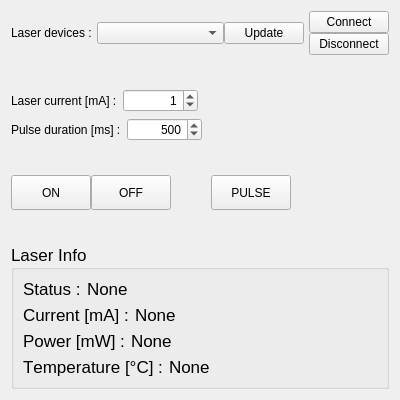
Old version of the form src/ipscontrol/Ui/laser_control.ui in the repository lumed-mtl/lumed_ips.
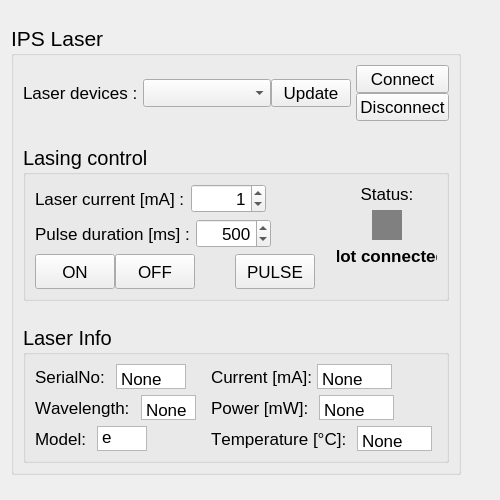
New version of the form.

Commit message:
PlainText instead of labels and new status display
First commit without hardware to debug

Diff of the .ui file:
```diff
--- a/src/ipscontrol/Ui/laser_control.ui
+++ b/src/ipscontrol/Ui/laser_control.ui
@@ -6,14 +6,14 @@
    <rect>
     <x>0</x>
     <y>0</y>
-    <width>400</width>
-    <height>400</height>
+    <width>500</width>
+    <height>500</height>
    </rect>
   </property>
   <property name="minimumSize">
    <size>
-    <width>400</width>
-    <height>380</height>
+    <width>500</width>
+    <height>500</height>
    </size>
   </property>
   <property name="windowTitle">
@@ -21,6 +21,40 @@
   </property>
   <layout class="QVBoxLayout" name="verticalLayout_5">
    <item>
+    <widget class="QGroupBox" name="groupBox_laser_control">
+     <property name="enabled">
+      <bool>true</bool>
+     </property>
+     <property name="sizePolicy">
+      <sizepolicy hsizetype="Fixed" vsizetype="Fixed">
+       <horstretch>0</horstretch>
+       <verstretch>0</verstretch>
+      </sizepolicy>
+     </property>
+     <property name="minimumSize">
+      <size>
+       <width>450</width>
+       <height>400</height>
+      </size>
+     </property>
+     <property name="maximumSize">
+      <size>
+       <width>450</width>
+       <height>450</height>
+      </size>
+     </property>
+     <property name="font">
+      <font>
+       <pointsize>16</pointsize>
+       <weight>50</weight>
+       <bold>false</bold>
+      </font>
+     </property>
+     <property name="title">
+      <string>IPS Laser</string>
+     </property>
+     <layout class="QVBoxLayout" name="verticalLayout_2">
+      <item>
     <layout class="QVBoxLayout" name="verticalLayout_4">
      <item>
       <layout class="QHBoxLayout" name="horizontalLayout" stretch="0,1,0">
@@ -29,6 +63,13 @@
        </property>
        <item>
         <widget class="QLabel" name="label_devices">
+            <property name="font">
+             <font>
+              <pointsize>13</pointsize>
+              <weight>50</weight>
+              <bold>false</bold>
+             </font>
+            </property>
          <property name="text">
           <string>Laser devices :</string>
          </property>
@@ -40,10 +81,25 @@
           <number>0</number>
          </property>
          <item>
-          <widget class="QComboBox" name="comboBox_devices"/>
+             <widget class="QComboBox" name="comboBox_devices">
+              <property name="font">
+               <font>
+                <pointsize>13</pointsize>
+                <weight>50</weight>
+                <bold>false</bold>
+               </font>
+              </property>
+             </widget>
          </item>
          <item>
           <widget class="QPushButton" name="pushButton_update">
+              <property name="font">
+               <font>
+                <pointsize>13</pointsize>
+                <weight>50</weight>
+                <bold>false</bold>
+               </font>
+              </property>
            <property name="text">
             <string>Update</string>
            </property>
@@ -58,6 +114,13 @@
          </property>
          <item>
           <widget class="QPushButton" name="pushButton_connect">
+              <property name="font">
+               <font>
+                <pointsize>13</pointsize>
+                <weight>50</weight>
+                <bold>false</bold>
+               </font>
+              </property>
            <property name="text">
             <string>Connect</string>
            </property>
@@ -65,6 +128,13 @@
          </item>
          <item>
           <widget class="QPushButton" name="pushButton_disconnect">
+              <property name="font">
+               <font>
+                <pointsize>13</pointsize>
+                <weight>50</weight>
+                <bold>false</bold>
+               </font>
+              </property>
            <property name="text">
             <string>Disconnect</string>
            </property>
@@ -88,21 +158,31 @@
       </spacer>
      </item>
      <item>
-      <layout class="QVBoxLayout" name="verticalLayout_3">
-       <property name="spacing">
-        <number>6</number>
-       </property>
-       <item>
+         <widget class="QGroupBox" name="groupBox_lasing">
+          <property name="font">
+           <font>
+            <pointsize>15</pointsize>
+            <weight>50</weight>
+            <bold>false</bold>
+           </font>
+          </property>
+          <property name="title">
+           <string>Lasing control</string>
+          </property>
         <layout class="QHBoxLayout" name="horizontalLayout_2">
-         <property name="spacing">
-          <number>6</number>
-         </property>
-        </layout>
-       </item>
+           <item>
+            <layout class="QVBoxLayout" name="verticalLayout_9">
        <item>
         <layout class="QHBoxLayout" name="horizontalLayout_3">
          <item>
           <widget class="QLabel" name="label_current_spinbox">
+                 <property name="font">
+                  <font>
+                   <pointsize>13</pointsize>
+                   <weight>50</weight>
+                   <bold>false</bold>
+                  </font>
+                 </property>
            <property name="text">
             <string>Laser current [mA] :</string>
            </property>
@@ -116,6 +196,13 @@
              <height>0</height>
             </size>
            </property>
+                 <property name="font">
+                  <font>
+                   <pointsize>13</pointsize>
+                   <weight>50</weight>
+                   <bold>false</bold>
+                  </font>
+                 </property>
            <property name="alignment">
             <set>Qt::AlignRight|Qt::AlignTrailing|Qt::AlignVCenter</set>
            </property>
@@ -149,6 +236,13 @@
            <property name="enabled">
             <bool>true</bool>
            </property>
+                 <property name="font">
+                  <font>
+                   <pointsize>13</pointsize>
+                   <weight>50</weight>
+                   <bold>false</bold>
+                  </font>
+                 </property>
            <property name="text">
             <string>Pulse duration [ms] :</string>
            </property>
@@ -162,6 +256,13 @@
              <height>0</height>
             </size>
            </property>
+                 <property name="font">
+                  <font>
+                   <pointsize>13</pointsize>
+                   <weight>50</weight>
+                   <bold>false</bold>
+                  </font>
+                 </property>
            <property name="layoutDirection">
             <enum>Qt::LeftToRight</enum>
            </property>
@@ -194,21 +295,6 @@
          </item>
         </layout>
        </item>
-      </layout>
-     </item>
-     <item>
-      <spacer name="verticalSpacer_3">
-       <property name="orientation">
-        <enum>Qt::Vertical</enum>
-       </property>
-       <property name="sizeHint" stdset="0">
-        <size>
-         <width>20</width>
-         <height>40</height>
-        </size>
-       </property>
-      </spacer>
-     </item>
      <item>
       <layout class="QHBoxLayout" name="horizontalLayout_onoff">
        <property name="spacing">
@@ -237,6 +323,13 @@
            <height>35</height>
           </size>
          </property>
+                 <property name="font">
+                  <font>
+                   <pointsize>13</pointsize>
+                   <weight>50</weight>
+                   <bold>false</bold>
+                  </font>
+                 </property>
          <property name="text">
           <string>ON</string>
          </property>
@@ -256,6 +349,13 @@
            <height>35</height>
           </size>
          </property>
+                 <property name="font">
+                  <font>
+                   <pointsize>13</pointsize>
+                   <weight>50</weight>
+                   <bold>false</bold>
+                  </font>
+                 </property>
          <property name="text">
           <string>OFF</string>
          </property>
@@ -291,13 +391,20 @@
            <height>35</height>
           </size>
          </property>
+                 <property name="font">
+                  <font>
+                   <pointsize>13</pointsize>
+                   <weight>50</weight>
+                   <bold>false</bold>
+                  </font>
+                 </property>
          <property name="text">
           <string>PULSE</string>
          </property>
         </widget>
        </item>
        <item>
-        <spacer name="horizontalSpacer_4">
+                <spacer name="horizontalSpacer_2">
          <property name="orientation">
           <enum>Qt::Horizontal</enum>
          </property>
@@ -309,6 +416,129 @@
          </property>
         </spacer>
        </item>
+              </layout>
+             </item>
+            </layout>
+           </item>
+           <item>
+            <layout class="QVBoxLayout" name="verticalLayout_6">
+             <item>
+              <widget class="QLabel" name="label_status_title">
+               <property name="font">
+                <font>
+                 <pointsize>13</pointsize>
+                 <weight>50</weight>
+                 <bold>false</bold>
+                </font>
+               </property>
+               <property name="text">
+                <string>Status:</string>
+               </property>
+               <property name="alignment">
+                <set>Qt::AlignCenter</set>
+               </property>
+              </widget>
+             </item>
+             <item>
+              <layout class="QHBoxLayout" name="horizontalLayout_12">
+               <item>
+                <widget class="QLabel" name="label_led_status">
+                 <property name="sizePolicy">
+                  <sizepolicy hsizetype="Fixed" vsizetype="Fixed">
+                   <horstretch>0</horstretch>
+                   <verstretch>0</verstretch>
+                  </sizepolicy>
+                 </property>
+                 <property name="minimumSize">
+                  <size>
+                   <width>30</width>
+                   <height>30</height>
+                  </size>
+                 </property>
+                 <property name="maximumSize">
+                  <size>
+                   <width>30</width>
+                   <height>30</height>
+                  </size>
+                 </property>
+                 <property name="font">
+                  <font>
+                   <pointsize>13</pointsize>
+                   <weight>50</weight>
+                   <bold>false</bold>
+                  </font>
+                 </property>
+                 <property name="autoFillBackground">
+                  <bool>false</bool>
+                 </property>
+                 <property name="styleSheet">
+                  <string notr="true">QLabel { background-color : grey }</string>
+                 </property>
+                 <property name="text">
+                  <string/>
+                 </property>
+                 <property name="scaledContents">
+                  <bool>false</bool>
+                 </property>
+                 <property name="alignment">
+                  <set>Qt::AlignCenter</set>
+                 </property>
+                </widget>
+               </item>
+              </layout>
+             </item>
+             <item>
+              <widget class="QLabel" name="label_status">
+               <property name="minimumSize">
+                <size>
+                 <width>100</width>
+                 <height>0</height>
+                </size>
+               </property>
+               <property name="maximumSize">
+                <size>
+                 <width>16777215</width>
+                 <height>16777215</height>
+                </size>
+               </property>
+               <property name="font">
+                <font>
+                 <pointsize>13</pointsize>
+                 <weight>75</weight>
+                 <bold>true</bold>
+                </font>
+               </property>
+               <property name="text">
+                <string>Not connected</string>
+               </property>
+               <property name="alignment">
+                <set>Qt::AlignCenter</set>
+               </property>
+              </widget>
+             </item>
+             <item>
+              <spacer name="verticalSpacer_3">
+               <property name="orientation">
+                <enum>Qt::Vertical</enum>
+               </property>
+               <property name="sizeHint" stdset="0">
+                <size>
+                 <width>20</width>
+                 <height>40</height>
+                </size>
+               </property>
+              </spacer>
+             </item>
+            </layout>
+           </item>
+          </layout>
+         </widget>
+        </item>
+        <item>
+         <layout class="QVBoxLayout" name="verticalLayout_3">
+          <property name="spacing">
+           <number>6</number>
+          </property>
       </layout>
      </item>
      <item>
@@ -328,7 +558,7 @@
       <widget class="QGroupBox" name="groupBox">
        <property name="font">
         <font>
-         <pointsize>13</pointsize>
+            <pointsize>15</pointsize>
          <weight>50</weight>
          <bold>false</bold>
          <kerning>false</kerning>
@@ -343,28 +573,231 @@
        <property name="checkable">
         <bool>false</bool>
        </property>
-       <layout class="QVBoxLayout" name="verticalLayout_Info">
+          <layout class="QHBoxLayout" name="horizontalLayout_11">
+           <item>
+            <layout class="QVBoxLayout" name="verticalLayout_7">
+             <item>
+              <layout class="QHBoxLayout" name="horizontalLayout_7">
+               <item>
+                <widget class="QLabel" name="label_serialno">
+                 <property name="font">
+                  <font>
+                   <pointsize>13</pointsize>
+                   <weight>50</weight>
+                   <bold>false</bold>
+                   <kerning>false</kerning>
+                  </font>
+                 </property>
+                 <property name="text">
+                  <string>SerialNo: </string>
+                 </property>
+                </widget>
+               </item>
+               <item>
+                <widget class="QPlainTextEdit" name="plainTextEdit_serialno">
+                 <property name="sizePolicy">
+                  <sizepolicy hsizetype="Preferred" vsizetype="Preferred">
+                   <horstretch>0</horstretch>
+                   <verstretch>0</verstretch>
+                  </sizepolicy>
+                 </property>
+                 <property name="minimumSize">
+                  <size>
+                   <width>0</width>
+                   <height>0</height>
+                  </size>
+                 </property>
+                 <property name="maximumSize">
+                  <size>
+                   <width>75</width>
+                   <height>25</height>
+                  </size>
+                 </property>
+                 <property name="font">
+                  <font>
+                   <pointsize>13</pointsize>
+                   <weight>50</weight>
+                   <bold>false</bold>
+                   <kerning>false</kerning>
+                  </font>
+                 </property>
+                 <property name="autoFillBackground">
+                  <bool>false</bool>
+                 </property>
+                 <property name="verticalScrollBarPolicy">
+                  <enum>Qt::ScrollBarAlwaysOff</enum>
+                 </property>
+                 <property name="horizontalScrollBarPolicy">
+                  <enum>Qt::ScrollBarAlwaysOff</enum>
+                 </property>
+                 <property name="sizeAdjustPolicy">
+                  <enum>QAbstractScrollArea::AdjustToContents</enum>
+                 </property>
+                 <property name="plainText">
+                  <string>None</string>
+                 </property>
+                 <property name="textInteractionFlags">
+                  <set>Qt::NoTextInteraction</set>
+                 </property>
+                </widget>
+               </item>
+               <item>
+                <spacer name="horizontalSpacer_12">
+                 <property name="orientation">
+                  <enum>Qt::Horizontal</enum>
+                 </property>
+                 <property name="sizeHint" stdset="0">
+                  <size>
+                   <width>40</width>
+                   <height>20</height>
+                  </size>
+                 </property>
+                </spacer>
+               </item>
+              </layout>
+             </item>
+             <item>
+              <layout class="QHBoxLayout" name="horizontalLayout_details">
+               <item>
+                <widget class="QLabel" name="label_wavelenght">
+                 <property name="font">
+                  <font>
+                   <pointsize>13</pointsize>
+                   <weight>50</weight>
+                   <bold>false</bold>
+                   <kerning>false</kerning>
+                  </font>
+                 </property>
+                 <property name="text">
+                  <string>Wavelength: </string>
+                 </property>
+                </widget>
+               </item>
+               <item>
+                <widget class="QPlainTextEdit" name="plainTextEdit_wavelength">
+                 <property name="sizePolicy">
+                  <sizepolicy hsizetype="Minimum" vsizetype="Minimum">
+                   <horstretch>0</horstretch>
+                   <verstretch>0</verstretch>
+                  </sizepolicy>
+                 </property>
+                 <property name="minimumSize">
+                  <size>
+                   <width>0</width>
+                   <height>0</height>
+                  </size>
+                 </property>
+                 <property name="maximumSize">
+                  <size>
+                   <width>55</width>
+                   <height>25</height>
+                  </size>
+                 </property>
+                 <property name="font">
+                  <font>
+                   <pointsize>13</pointsize>
+                   <weight>50</weight>
+                   <bold>false</bold>
+                   <kerning>false</kerning>
+                  </font>
+                 </property>
+                 <property name="verticalScrollBarPolicy">
+                  <enum>Qt::ScrollBarAlwaysOff</enum>
+                 </property>
+                 <property name="horizontalScrollBarPolicy">
+                  <enum>Qt::ScrollBarAlwaysOff</enum>
+                 </property>
+                 <property name="sizeAdjustPolicy">
+                  <enum>QAbstractScrollArea::AdjustToContents</enum>
+                 </property>
+                 <property name="plainText">
+                  <string>None</string>
+                 </property>
+                 <property name="textInteractionFlags">
+                  <set>Qt::NoTextInteraction</set>
+                 </property>
+                </widget>
+               </item>
+               <item>
+                <spacer name="horizontalSpacer_4">
+                 <property name="orientation">
+                  <enum>Qt::Horizontal</enum>
+                 </property>
+                 <property name="sizeHint" stdset="0">
+                  <size>
+                   <width>40</width>
+                   <height>20</height>
+                  </size>
+                 </property>
+                </spacer>
+               </item>
+              </layout>
+             </item>
         <item>
          <layout class="QHBoxLayout" name="horizontalLayout_5">
+               <property name="spacing">
+                <number>-1</number>
+               </property>
           <item>
-           <widget class="QLabel" name="label_status_title">
+                <widget class="QLabel" name="label_model">
+                 <property name="font">
+                  <font>
+                   <pointsize>13</pointsize>
+                   <weight>50</weight>
+                   <bold>false</bold>
+                   <kerning>false</kerning>
+                  </font>
+                 </property>
             <property name="text">
-             <string>Status :</string>
+                  <string>Model: </string>
             </property>
            </widget>
           </item>
           <item>
-           <widget class="QLabel" name="label_status">
-            <property name="text">
-             <string>None</string>
-            </property>
-            <property name="alignment">
-             <set>Qt::AlignLeading|Qt::AlignLeft|Qt::AlignVCenter</set>
-            </property>
+                <widget class="QPlainTextEdit" name="plainTextEdit_model">
+                 <property name="sizePolicy">
+                  <sizepolicy hsizetype="Preferred" vsizetype="Preferred">
+                   <horstretch>0</horstretch>
+                   <verstretch>0</verstretch>
+                  </sizepolicy>
+                 </property>
+                 <property name="minimumSize">
+                  <size>
+                   <width>0</width>
+                   <height>0</height>
+                  </size>
+                 </property>
+                 <property name="maximumSize">
+                  <size>
+                   <width>50</width>
+                   <height>25</height>
+                  </size>
+                 </property>
+                 <property name="font">
+                  <font>
+                   <pointsize>13</pointsize>
+                   <weight>50</weight>
+                   <bold>false</bold>
+                   <kerning>false</kerning>
+                  </font>
+                 </property>
+                 <property name="verticalScrollBarPolicy">
+                  <enum>Qt::ScrollBarAlwaysOff</enum>
+                 </property>
+                 <property name="horizontalScrollBarPolicy">
+                  <enum>Qt::ScrollBarAlwaysOff</enum>
+                 </property>
+                 <property name="plainText">
+                  <string>None
+</string>
+                 </property>
+                 <property name="textInteractionFlags">
+                  <set>Qt::NoTextInteraction</set>
+                 </property>
            </widget>
           </item>
           <item>
-           <spacer name="horizontalSpacer_2">
+                <spacer name="horizontalSpacer_5">
             <property name="orientation">
              <enum>Qt::Horizontal</enum>
             </property>
@@ -378,27 +811,87 @@
           </item>
          </layout>
         </item>
+            </layout>
+           </item>
+           <item>
+            <spacer name="horizontalSpacer_3">
+             <property name="orientation">
+              <enum>Qt::Horizontal</enum>
+             </property>
+             <property name="sizeHint" stdset="0">
+              <size>
+               <width>40</width>
+               <height>20</height>
+              </size>
+             </property>
+            </spacer>
+           </item>
+           <item>
+            <layout class="QVBoxLayout" name="verticalLayout_8">
         <item>
          <layout class="QHBoxLayout" name="horizontalLayout_6">
-          <item>
-           <widget class="QLabel" name="label_current_status_title">
-            <property name="text">
-             <string>Current [mA] :</string>
-            </property>
-           </widget>
-          </item>
+               <property name="spacing">
+                <number>0</number>
+               </property>
           <item>
            <widget class="QLabel" name="label_current_status">
+                 <property name="font">
+                  <font>
+                   <pointsize>13</pointsize>
+                   <weight>50</weight>
+                   <bold>false</bold>
+                   <kerning>false</kerning>
+                  </font>
+                 </property>
             <property name="text">
+                  <string>Current [mA]: </string>
+                 </property>
+                </widget>
+               </item>
+               <item>
+                <widget class="QPlainTextEdit" name="plainTextEdit_current_status">
+                 <property name="sizePolicy">
+                  <sizepolicy hsizetype="Preferred" vsizetype="Preferred">
+                   <horstretch>0</horstretch>
+                   <verstretch>0</verstretch>
+                  </sizepolicy>
+                 </property>
+                 <property name="minimumSize">
+                  <size>
+                   <width>75</width>
+                   <height>25</height>
+                  </size>
+                 </property>
+                 <property name="maximumSize">
+                  <size>
+                   <width>75</width>
+                   <height>25</height>
+                  </size>
+                 </property>
+                 <property name="font">
+                  <font>
+                   <pointsize>13</pointsize>
+                   <weight>50</weight>
+                   <bold>false</bold>
+                   <kerning>false</kerning>
+                  </font>
+                 </property>
+                 <property name="verticalScrollBarPolicy">
+                  <enum>Qt::ScrollBarAlwaysOff</enum>
+                 </property>
+                 <property name="horizontalScrollBarPolicy">
+                  <enum>Qt::ScrollBarAlwaysOff</enum>
+                 </property>
+                 <property name="plainText">
              <string>None</string>
             </property>
-            <property name="alignment">
-             <set>Qt::AlignLeading|Qt::AlignLeft|Qt::AlignVCenter</set>
+                 <property name="textInteractionFlags">
+                  <set>Qt::NoTextInteraction</set>
             </property>
            </widget>
           </item>
           <item>
-           <spacer name="horizontalSpacer_3">
+                <spacer name="horizontalSpacer_10">
             <property name="orientation">
              <enum>Qt::Horizontal</enum>
             </property>
@@ -413,26 +906,67 @@
          </layout>
         </item>
         <item>
-         <layout class="QHBoxLayout" name="horizontalLayout_7">
-          <item>
-           <widget class="QLabel" name="label_power_status_title">
-            <property name="text">
-             <string>Power [mW] :</string>
-            </property>
-           </widget>
-          </item>
+              <layout class="QHBoxLayout" name="horizontalLayout_10">
           <item>
            <widget class="QLabel" name="label_power_status">
+                 <property name="font">
+                  <font>
+                   <pointsize>13</pointsize>
+                   <weight>50</weight>
+                   <bold>false</bold>
+                   <kerning>false</kerning>
+                  </font>
+                 </property>
             <property name="text">
-             <string>None</string>
-            </property>
-            <property name="alignment">
-             <set>Qt::AlignLeading|Qt::AlignLeft|Qt::AlignVCenter</set>
-            </property>
+                  <string>Power [mW]: </string>
+                 </property>
+                </widget>
+               </item>
+               <item>
+                <widget class="QPlainTextEdit" name="plainTextEdit_power_status">
+                 <property name="sizePolicy">
+                  <sizepolicy hsizetype="Preferred" vsizetype="Preferred">
+                   <horstretch>0</horstretch>
+                   <verstretch>0</verstretch>
+                  </sizepolicy>
+                 </property>
+                 <property name="minimumSize">
+                  <size>
+                   <width>75</width>
+                   <height>25</height>
+                  </size>
+                 </property>
+                 <property name="maximumSize">
+                  <size>
+                   <width>75</width>
+                   <height>25</height>
+                  </size>
+                 </property>
+                 <property name="font">
+                  <font>
+                   <pointsize>13</pointsize>
+                   <weight>50</weight>
+                   <bold>false</bold>
+                   <kerning>false</kerning>
+                  </font>
+                 </property>
+                 <property name="verticalScrollBarPolicy">
+                  <enum>Qt::ScrollBarAlwaysOff</enum>
+                 </property>
+                 <property name="horizontalScrollBarPolicy">
+                  <enum>Qt::ScrollBarAlwaysOff</enum>
+                 </property>
+                 <property name="plainText">
+                  <string>None
+</string>
+                 </property>
+                 <property name="textInteractionFlags">
+                  <set>Qt::NoTextInteraction</set>
+                 </property>
            </widget>
           </item>
           <item>
-           <spacer name="horizontalSpacer_5">
+                <spacer name="horizontalSpacer_11">
             <property name="orientation">
              <enum>Qt::Horizontal</enum>
             </property>
@@ -448,20 +982,66 @@
         </item>
         <item>
          <layout class="QHBoxLayout" name="horizontalLayout_8">
-          <item>
-           <widget class="QLabel" name="label_temp_status_title">
-            <property name="text">
-             <string>Temperature [°C] :</string>
-            </property>
-           </widget>
-          </item>
           <item>
            <widget class="QLabel" name="label_temp_status">
+                 <property name="maximumSize">
+                  <size>
+                   <width>16777215</width>
+                   <height>16777159</height>
+                  </size>
+                 </property>
+                 <property name="font">
+                  <font>
+                   <pointsize>13</pointsize>
+                   <weight>50</weight>
+                   <bold>false</bold>
+                   <kerning>false</kerning>
+                  </font>
+                 </property>
             <property name="text">
+                  <string>Temperature [°C]: </string>
+                 </property>
+                </widget>
+               </item>
+               <item>
+                <widget class="QPlainTextEdit" name="plainTextEdit_temp_status">
+                 <property name="sizePolicy">
+                  <sizepolicy hsizetype="Preferred" vsizetype="Preferred">
+                   <horstretch>0</horstretch>
+                   <verstretch>0</verstretch>
+                  </sizepolicy>
+                 </property>
+                 <property name="minimumSize">
+                  <size>
+                   <width>75</width>
+                   <height>25</height>
+                  </size>
+                 </property>
+                 <property name="maximumSize">
+                  <size>
+                   <width>50</width>
+                   <height>25</height>
+                  </size>
+                 </property>
+                 <property name="font">
+                  <font>
+                   <pointsize>13</pointsize>
+                   <weight>50</weight>
+                   <bold>false</bold>
+                   <kerning>false</kerning>
+                  </font>
+                 </property>
+                 <property name="verticalScrollBarPolicy">
+                  <enum>Qt::ScrollBarAlwaysOff</enum>
+                 </property>
+                 <property name="horizontalScrollBarPolicy">
+                  <enum>Qt::ScrollBarAlwaysOff</enum>
+                 </property>
+                 <property name="plainText">
              <string>None</string>
             </property>
-            <property name="alignment">
-             <set>Qt::AlignLeading|Qt::AlignLeft|Qt::AlignVCenter</set>
+                 <property name="textInteractionFlags">
+                  <set>Qt::NoTextInteraction</set>
             </property>
            </widget>
           </item>
@@ -481,9 +1061,14 @@
          </layout>
         </item>
        </layout>
+           </item>
+          </layout>
       </widget>
      </item>
     </layout>
+      </item>
+     </layout>
+    </widget>
    </item>
   </layout>
  </widget>
```
Left out of the diff: 2 changed lines with no effect on the pictures. Lines whose indentation alone changed are shown as unchanged. The commit also changes 2 other files.
